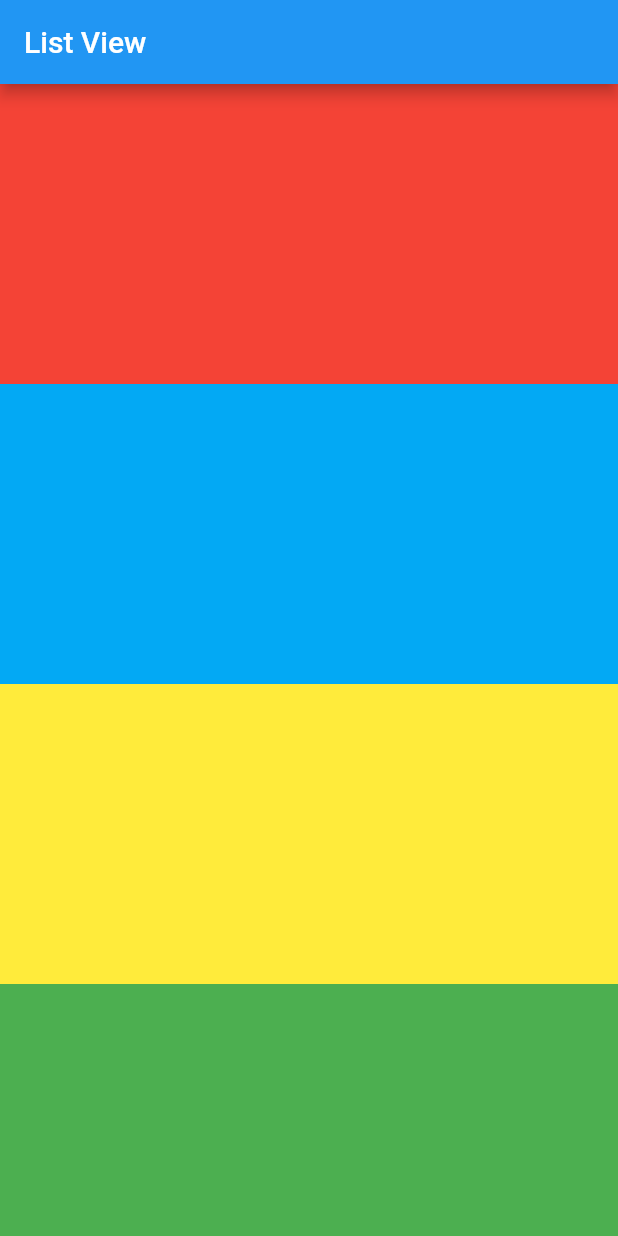
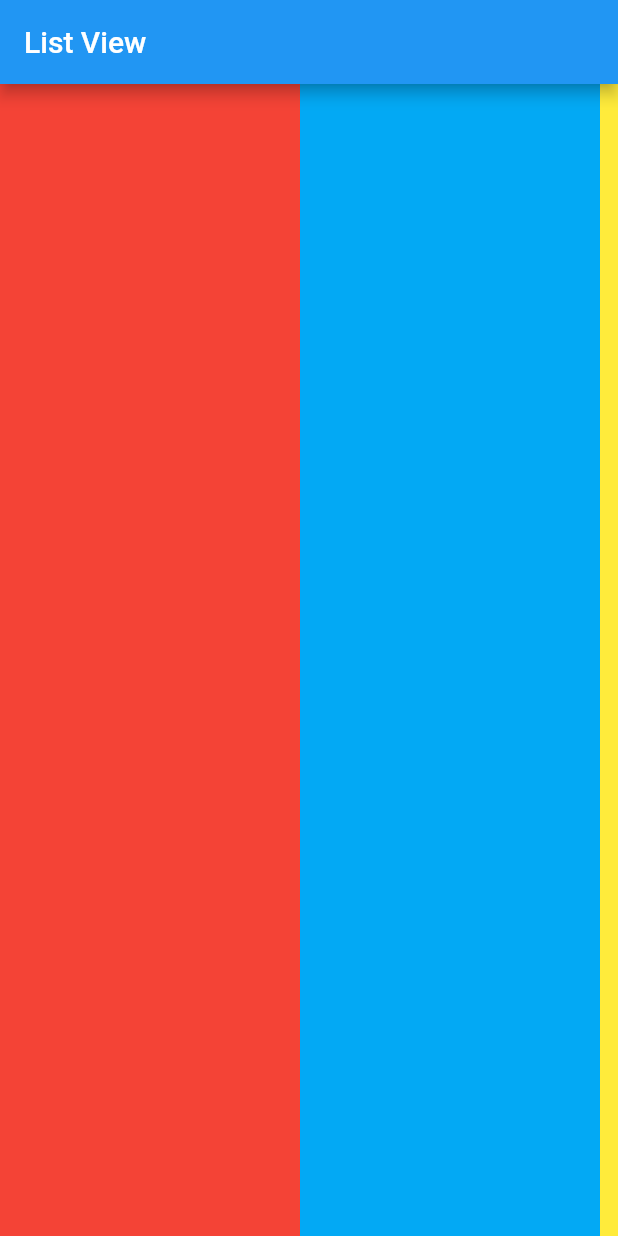
Before and after one commit to CoderJava/List-View-Flutter, a Flutter app: the screen it shows after launch, on a phone screen of 412 x 824 dp. Run offline on Flutter 3.47's test engine with Material 2 defaults, Android fonts, the phone set to English and light mode, and no system bars.

Commit message:
Create Horizontal List View

```diff
--- a/lib/main.dart
+++ b/lib/main.dart
@@ -14,35 +14,36 @@ class MyApp extends StatelessWidget {
           title: Text("List View"),
         ),
         body: ListView(
+          scrollDirection: Axis.horizontal,
           children: <Widget>[
             Container(
-              width: double.infinity,
-              height: 200,
+              width: 200,
+              height: double.infinity,
               color: Colors.red,
             ),
             Container(
-              width: double.infinity,
-              height: 200,
+              width: 200,
+              height: double.infinity,
               color: Colors.lightBlue,
             ),
             Container(
-              width: double.infinity,
-              height: 200,
+              width: 200,
+              height: double.infinity,
               color: Colors.yellow,
             ),
             Container(
-              width: double.infinity,
-              height: 200,
+              width: 200,
+              height: double.infinity,
               color: Colors.green,
             ),
             Container(
-              width: double.infinity,
-              height: 200,
+              width: 200,
+              height: double.infinity,
               color: Colors.orange,
             ),
             Container(
-              width: double.infinity,
-              height: 200,
+              width: 200,
+              height: double.infinity,
               color: Colors.purple,
             )
           ],
```
